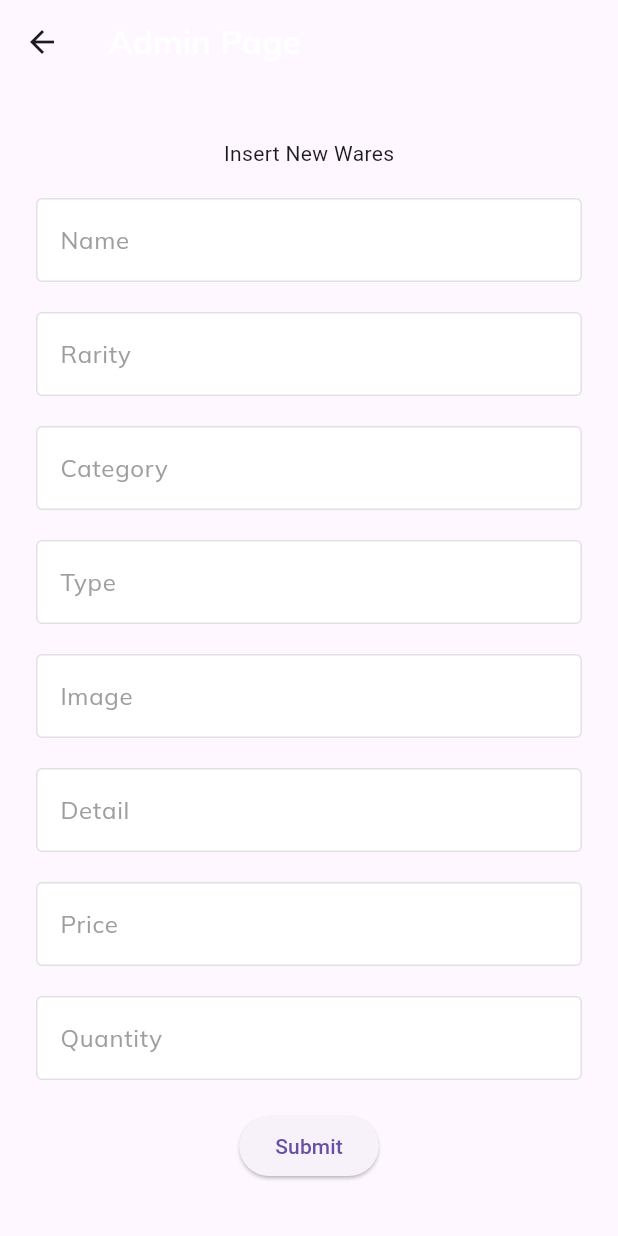
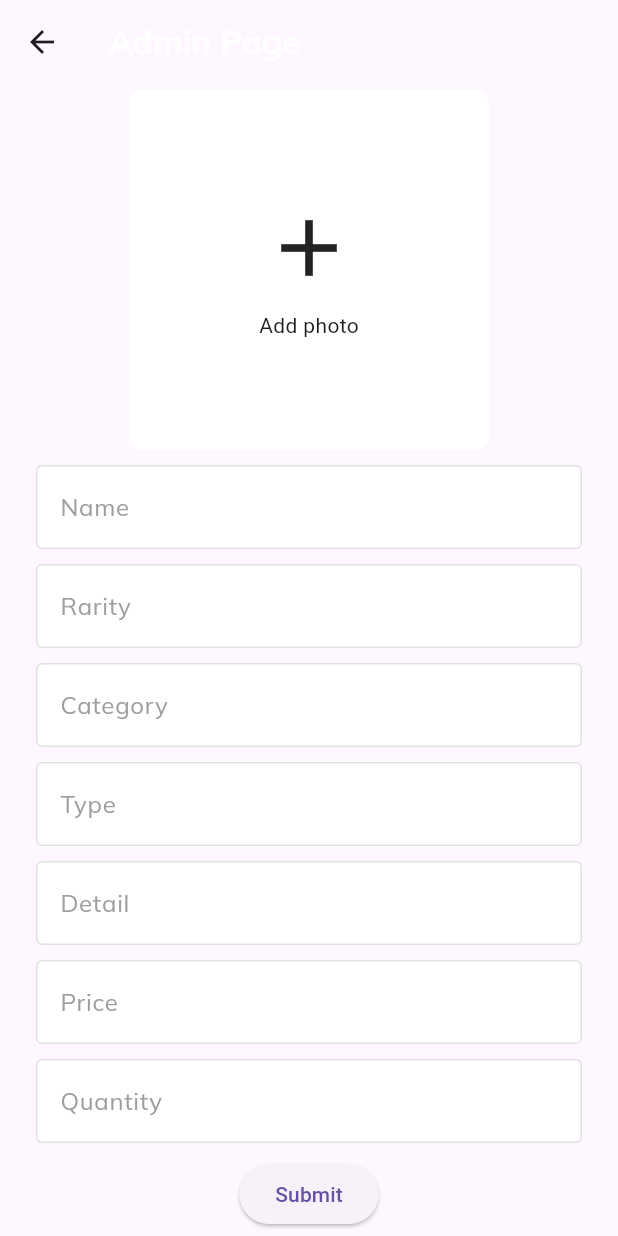
Before and after one commit to Dynameiz/from-HaNsware, a Flutter app: the AdminPage screen opened directly, on a phone screen of 412 x 824 dp. Run offline on Flutter 3.47's test engine with Material 3 defaults, Android fonts, the phone set to English and light mode, and no system bars; our stand-ins replace carousel_slider, curved_navigation_bar, firebase_core, flutter_image_compress, google_fonts, image_cropper and 1 more; accounts and stored records are empty.

Commit message:
Admin Page: Added image picker and cropper (Not fully working)

```diff
--- a/lib/pages/admin_page.dart
+++ b/lib/pages/admin_page.dart
@@ -1,8 +1,14 @@
 import 'package:flutter/material.dart';
+import 'package:flutter_image_compress/flutter_image_compress.dart';
 import 'package:from_hansware/components/text_field.dart';
 import 'package:google_fonts/google_fonts.dart';
+import 'package:image_cropper/image_cropper.dart';
+import 'package:image_picker/image_picker.dart';
+import 'package:path/path.dart' as p;
+import 'package:path_provider/path_provider.dart';
 
 class AdminPage extends StatefulWidget {
+
   const AdminPage({super.key});
 
   @override
@@ -11,14 +17,62 @@ class AdminPage extends StatefulWidget {
 
 class _AdminPageState extends State<AdminPage> {
 
+  final ImagePicker _imagePicker = ImagePicker();
+  String? imageUrl;
+
   final MyTextField nameTF = MyTextField(textHint: "Name");
   final MyTextField rarityTF = MyTextField(textHint: "Rarity");
   final MyTextField categoryTF = MyTextField(textHint: "Category");
   final MyTextField typeTF = MyTextField(textHint: "Type");
-  final MyTextField imageTF = MyTextField(textHint: "Image");
   final MyTextField detailTF = MyTextField(textHint: "Detail");
   final MyTextField priceTF = MyTextField(textHint: "Price");
   final MyTextField quantityTF = MyTextField(textHint: "Quantity");
+
+  Future<XFile> compressImage(String path, int quality) async {
+    final newPath = p.join((await getTemporaryDirectory()).path, '${DateTime.now()}.${p.extension(path)}');
+
+    final result = await FlutterImageCompress.compressAndGetFile(
+      path,
+      newPath,
+      quality: quality,
+    );
+
+    return result!;
+  }
+
+  Future _pickImage(ImageSource source) async {
+    final pickedFile = await _imagePicker.pickImage(source: source, imageQuality: 50);
+    if (pickedFile == null){
+      return;
+    }
+
+    var file = await ImageCropper.platform.cropImage(sourcePath: pickedFile.path, aspectRatio: const CropAspectRatio(ratioX: 1, ratioY: 1));
+    if (file == null){
+      return;
+    }
+
+    file = (await compressImage(file.path, 35)) as CroppedFile?;
+  }
+
+  Future _selectPhoto() async {
+    await showModalBottomSheet(context: context, builder: (context) => BottomSheet(
+      builder: (context) => Column(
+        mainAxisSize: MainAxisSize.min,
+        children: [
+          ListTile(leading: const Icon(Icons.camera), title: const Text('Camera'), onTap: (){
+            Navigator.of(context).pop();
+            _pickImage(ImageSource.camera);
+          },),
+          ListTile(leading: const Icon(Icons.filter), title: const Text('Pick a file'), onTap: (){
+            Navigator.of(context).pop();
+            _pickImage(ImageSource.gallery);
+          },)
+        ],
+      ),
+      onClosing: (){},
+      )
+    );
+  }
 
   @override
   Widget build(BuildContext context) {
@@ -34,27 +88,54 @@ class _AdminPageState extends State<AdminPage> {
           child: Column(
             mainAxisAlignment: MainAxisAlignment.center,
             children: [
-              const Text("Insert New Wares"),
-              const SizedBox(height: 20,),
+              GestureDetector(
+                onTap: _selectPhoto,
+                child: ClipRRect(
+                  borderRadius: BorderRadius.circular(8.0),
+                  child: Container(
+                    color: Colors.white,
+                    padding: const EdgeInsets.all(8),
+                    width: 240,
+                    height: 240,
+                    child: Column(
+                      mainAxisAlignment: MainAxisAlignment.center,
+                      crossAxisAlignment: CrossAxisAlignment.center,
+                      children: [
+                        if(imageUrl == null)
+                         const Icon(Icons.add, size: 64,),
+                         const SizedBox(height: 10,),
+                         const Text("Add photo"),
+                        if(imageUrl != null)
+                          InkWell(
+                            splashColor: Colors.transparent,
+                            highlightColor: Colors.transparent,
+                            onTap: () => _selectPhoto,
+                            child: Image.network(imageUrl!),
+                          ),
+                      ],
+                    ),
+                  ),
+                ),
+              ),
+
+              const SizedBox(height: 10,),
               nameTF,
-              const SizedBox(height: 20,),
+              const SizedBox(height: 10,),
               rarityTF,
-              const SizedBox(height: 20,),
+              const SizedBox(height: 10,),
               categoryTF,
-              const SizedBox(height: 20,),
+              const SizedBox(height: 10,),
               typeTF,
-              const SizedBox(height: 20,),
-              imageTF,
-              const SizedBox(height: 20,),
+              const SizedBox(height: 10,),
               detailTF,
-              const SizedBox(height: 20,),
+              const SizedBox(height: 10,),
               priceTF,
-              const SizedBox(height: 20,),
+              const SizedBox(height: 10,),
               quantityTF,
 
-              const SizedBox(height: 20,),
+              const SizedBox(height: 10,),
               ElevatedButton(onPressed: () =>{
-                if(nameTF.getText().isEmpty || rarityTF.getText().isEmpty || categoryTF.getText().isEmpty || typeTF.getText().isEmpty || imageTF.getText().isEmpty || detailTF.getText().isEmpty || priceTF.getText().isEmpty || quantityTF.getText().isEmpty){
+                if(nameTF.getText().isEmpty || rarityTF.getText().isEmpty || categoryTF.getText().isEmpty || typeTF.getText().isEmpty || detailTF.getText().isEmpty || priceTF.getText().isEmpty || quantityTF.getText().isEmpty){
                   ScaffoldMessenger.of(context).showSnackBar(
                     const SnackBar(content: Text("All fields must be filled!"))
                   )
--- a/pubspec.yaml
+++ b/pubspec.yaml
@@ -30,7 +30,6 @@ environment:
 dependencies:
   flutter:
     sdk: flutter
-  http: ^1.2.2
 
   # The following adds the Cupertino Icons font to your application.
   # Use with the CupertinoIcons class for iOS style icons.
@@ -39,8 +38,13 @@ dependencies:
   curved_navigation_bar: ^1.0.6
   carousel_slider: ^4.2.1
   intl: ^0.19.0
+  http: ^1.2.2
   firebase_core: ^3.2.0
   firebase_storage: ^12.1.1
+  image_picker: ^1.1.2
+  image_cropper: ^7.1.0
+  cached_network_image: ^3.3.1
+  flutter_image_compress: ^2.3.0
 
 dev_dependencies:
   flutter_test:
```
Also changed, not shown: lib/main.dart (+7 -0 lines), lib/pages/main_page.dart (+11 -1 lines), pubspec.lock, 7 other files.
